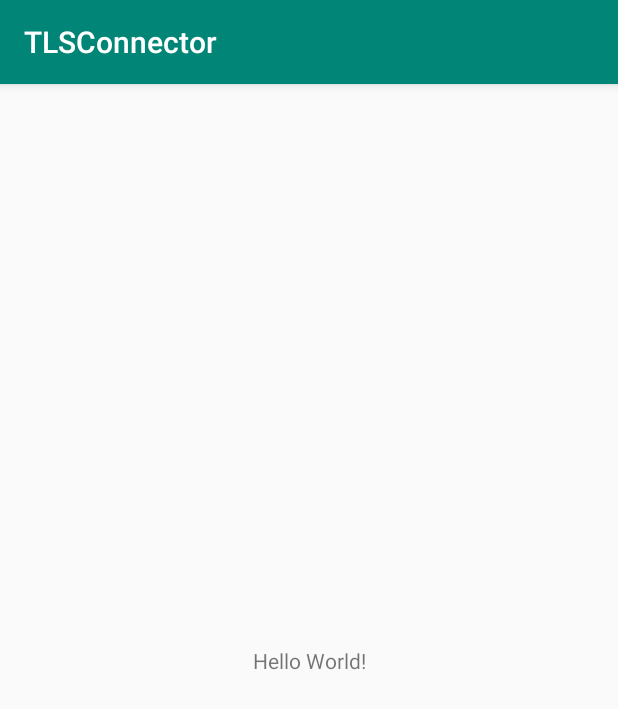
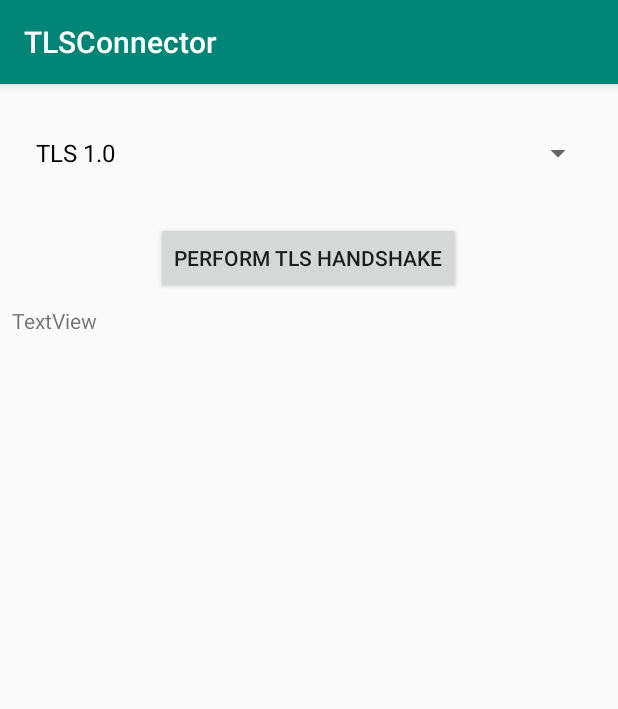
Before and after one commit to CeesMandjes/TLSConnector, an Android app: the screen it shows after launch (MainActivity), on a phone screen of 412 x 824 dp. Shown: the top 709 px of the screen. Run offline under Robolectric (Android 15) with nearby library versions, the phone set to English and light mode, and no system bars.

Commit message:
Create HTTPS connection with Google and print page result on screen

```diff
--- a/src/app/build.gradle
+++ b/src/app/build.gradle
@@ -23,6 +23,7 @@ dependencies {
     implementation fileTree(dir: 'libs', include: ['*.jar'])
     implementation 'androidx.appcompat:appcompat:1.0.2'
     implementation 'androidx.constraintlayout:constraintlayout:1.1.3'
+    implementation 'androidx.legacy:legacy-support-v4:1.0.0'
     testImplementation 'junit:junit:4.12'
     androidTestImplementation 'androidx.test.ext:junit:1.1.0'
     androidTestImplementation 'androidx.test.espresso:espresso-core:3.1.1'
--- a/src/app/src/main/java/com/example/tlsconnector/MainActivity.java
+++ b/src/app/src/main/java/com/example/tlsconnector/MainActivity.java
@@ -1,13 +1,43 @@
 package com.example.tlsconnector;
 
 import androidx.appcompat.app.AppCompatActivity;
+import androidx.fragment.app.FragmentManager;
+
 import android.os.Bundle;
+import android.view.View;
+import android.widget.ArrayAdapter;
+import android.widget.Spinner;
+import android.widget.TextView;
+
+import java.io.BufferedReader;
+import java.io.IOException;
+import java.io.InputStream;
+import java.io.InputStreamReader;
+import java.net.MalformedURLException;
+import java.net.URL;
+
+import javax.net.ssl.HttpsURLConnection;
 
 public class MainActivity extends AppCompatActivity {
+
+    private Spinner spinner;
+    private TextView textView;
+    private String[] tlsVersions = new String[]{"TLS 1.0", "TLS 1.1", "TLS 1.2"};
 
     @Override
     protected void onCreate(Bundle savedInstanceState) {
         super.onCreate(savedInstanceState);
         setContentView(R.layout.activity_main);
+
+        spinner = findViewById(R.id.tls_version_spin);
+        ArrayAdapter<String> adapter = new ArrayAdapter<String>(this,
+                android.R.layout.simple_spinner_dropdown_item,tlsVersions);
+        spinner.setAdapter(adapter);
+    }
+
+    public void performTLSHandshake(View view)
+    {
+        textView = findViewById(R.id.conn_details_tv);
+        new Connector(textView).execute("https://google.com/");
     }
 }
--- a/src/app/src/main/res/layout/activity_main.xml
+++ b/src/app/src/main/res/layout/activity_main.xml
@@ -1,19 +1,49 @@
 <?xml version="1.0" encoding="utf-8"?>
-<androidx.constraintlayout.widget.ConstraintLayout
-    xmlns:android="http://schemas.android.com/apk/res/android"
+<androidx.constraintlayout.widget.ConstraintLayout xmlns:android="http://schemas.android.com/apk/res/android"
+    xmlns:app="http://schemas.android.com/apk/res-auto"
     xmlns:tools="http://schemas.android.com/tools"
-    xmlns:app="http://schemas.android.com/apk/res-auto"
     android:layout_width="match_parent"
     android:layout_height="match_parent"
     tools:context=".MainActivity">
 
-    <TextView
+    <Spinner
+        android:id="@+id/tls_version_spin"
+        android:layout_width="0dp"
+        android:layout_height="60dp"
+        android:layout_marginStart="16dp"
+        android:layout_marginTop="16dp"
+        android:layout_marginEnd="16dp"
+        android:spinnerMode="dropdown"
+        app:layout_constraintEnd_toEndOf="parent"
+        app:layout_constraintStart_toStartOf="parent"
+        app:layout_constraintTop_toTopOf="parent" />
+
+    <Button
+        android:id="@+id/handshake_btn"
         android:layout_width="wrap_content"
         android:layout_height="wrap_content"
-        android:text="Hello World!"
-        app:layout_constraintBottom_toBottomOf="parent"
-        app:layout_constraintLeft_toLeftOf="parent"
-        app:layout_constraintRight_toRightOf="parent"
-        app:layout_constraintTop_toTopOf="parent" />
+        android:layout_marginStart="16dp"
+        android:layout_marginTop="16dp"
+        android:layout_marginEnd="16dp"
+        android:layout_marginBottom="8dp"
+        android:onClick="performTLSHandshake"
+        android:text="Perform TLS Handshake"
+        app:layout_constraintBottom_toTopOf="@+id/conn_details_tv"
+        app:layout_constraintEnd_toEndOf="parent"
+        app:layout_constraintHorizontal_bias="0.497"
+        app:layout_constraintStart_toStartOf="parent"
+        app:layout_constraintTop_toBottomOf="@+id/tls_version_spin" />
 
+    <TextView
+        android:id="@+id/conn_details_tv"
+        android:layout_width="392dp"
+        android:layout_height="444dp"
+        android:layout_marginStart="8dp"
+        android:layout_marginTop="8dp"
+        android:layout_marginEnd="8dp"
+        android:text="TextView"
+        app:layout_constraintEnd_toEndOf="parent"
+        app:layout_constraintHorizontal_bias="0.0"
+        app:layout_constraintStart_toStartOf="parent"
+        app:layout_constraintTop_toBottomOf="@+id/handshake_btn" />
 </androidx.constraintlayout.widget.ConstraintLayout>
--- a/src/app/src/main/res/mipmap-anydpi-v26/ic_launcher.xml
+++ b/src/app/src/main/res/mipmap-anydpi-v26/ic_launcher.xml
@@ -1,5 +1,5 @@
 <?xml version="1.0" encoding="utf-8"?>
 <adaptive-icon xmlns:android="http://schemas.android.com/apk/res/android">
-    <background android:drawable="@drawable/ic_launcher_background"/>
-    <foreground android:drawable="@drawable/ic_launcher_foreground"/>
+    <background android:drawable="@drawable/ic_launcher_background" />
+    <foreground android:drawable="@drawable/ic_launcher_foreground" />
 </adaptive-icon>
--- a/src/app/src/main/res/mipmap-anydpi-v26/ic_launcher_round.xml
+++ b/src/app/src/main/res/mipmap-anydpi-v26/ic_launcher_round.xml
@@ -1,5 +1,5 @@
 <?xml version="1.0" encoding="utf-8"?>
 <adaptive-icon xmlns:android="http://schemas.android.com/apk/res/android">
-    <background android:drawable="@drawable/ic_launcher_background"/>
-    <foreground android:drawable="@drawable/ic_launcher_foreground"/>
+    <background android:drawable="@drawable/ic_launcher_background" />
+    <foreground android:drawable="@drawable/ic_launcher_foreground" />
 </adaptive-icon>
--- a/src/app/src/main/res/values/strings.xml
+++ b/src/app/src/main/res/values/strings.xml
@@ -1,3 +1,6 @@
 <resources>
     <string name="app_name">TLSConnector</string>
+
+    <!-- TODO: Remove or change this placeholder text -->
+    <string name="hello_blank_fragment">Hello blank fragment</string>
 </resources>
--- a/src/gradle.properties
+++ b/src/gradle.properties
@@ -1,21 +1,16 @@
 # Project-wide Gradle settings.
-
 # IDE (e.g. Android Studio) users:
 # Gradle settings configured through the IDE *will override*
 # any settings specified in this file.
-
 # For more details on how to configure your build environment visit
 # http://www.gradle.org/docs/current/userguide/build_environment.html
-
 # Specifies the JVM arguments used for the daemon process.
 # The setting is particularly useful for tweaking memory settings.
 org.gradle.jvmargs=-Xmx1536m
-
 # When configured, Gradle will run in incubating parallel mode.
 # This option should only be used with decoupled projects. More details, visit
 # http://www.gradle.org/docs/current/userguide/multi_project_builds.html#sec:decoupled_projects
 # org.gradle.parallel=true
-
 # AndroidX package structure to make it clearer which packages are bundled with the
 # Android operating system, and which are packaged with your app's APK
 # https://developer.android.com/topic/libraries/support-library/androidx-rn
```
Also changed, not shown: src/app/src/main/AndroidManifest.xml (+6 -4 lines), src/app/src/main/java/com/example/tlsconnector/Connector.java (+63 -1 lines), src/app/src/main/res/drawable-v24/ic_launcher_foreground.xml (+6 -6 lines), src/app/src/main/res/drawable/ic_launcher_background.xml (+166 -70 lines), 1 other file.
